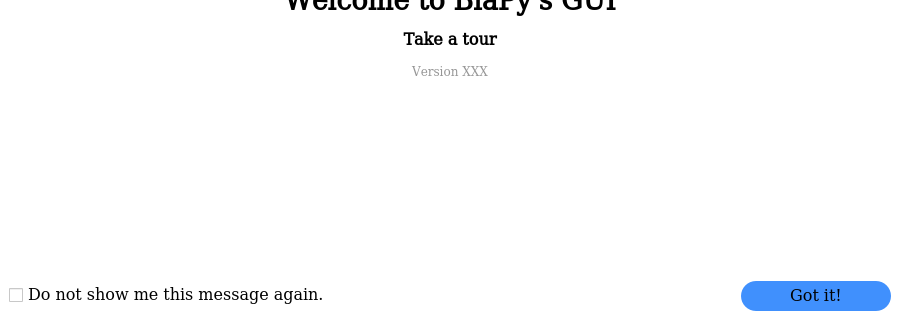
Above: ui/ui_tour_window.ui from BiaPyX/BiaPy-GUI before the change; both pictures show x 0 to 900 and y 200 to 520 of the 900 by 520 pixel window. Below: the same form after it.
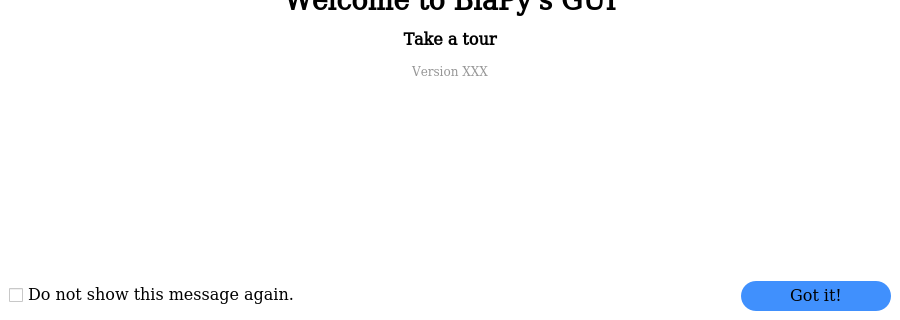
That is the form after the change. Icons and pictures are not drawn.

Commit message: Correct typo

```diff
--- a/ui/ui_tour_window.ui
+++ b/ui/ui_tour_window.ui
@@ -922,7 +922,7 @@
                </font>
               </property>
               <property name="text">
-               <string>Do not show me this message again. </string>
+               <string>Do not show this message again. </string>
               </property>
              </widget>
             </item>
```
The commit also changes 1 other file.
